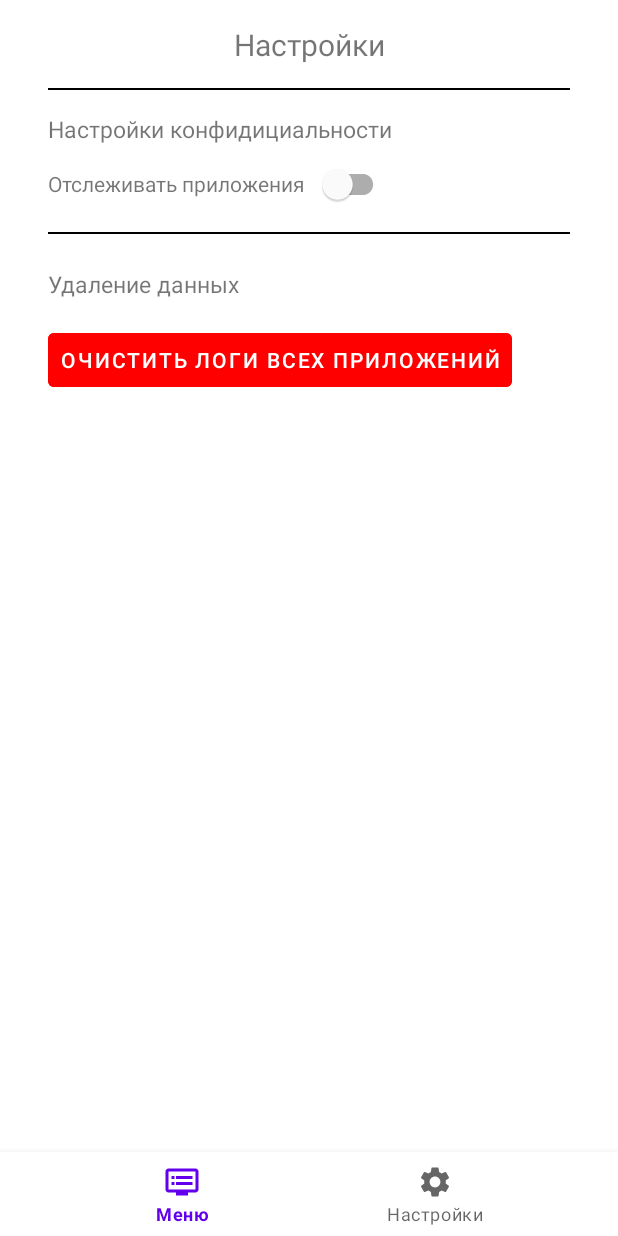
After one commit to tokyodaito/weareknow, an Android app: the fragment SettingsFragment placed in its activity, on a phone screen of 412 x 824 dp. The commit adds this screen. Run offline under Robolectric (Android 15) with nearby library versions, the phone set to English and light mode, and no system bars.

Commit message:
create the SettingsFragment.kt

```diff
--- a/app/src/main/java/com/bogsnebes/weareknow/ui/MainActivity.kt
+++ b/app/src/main/java/com/bogsnebes/weareknow/ui/MainActivity.kt
@@ -4,11 +4,13 @@ import android.os.Bundle
 import androidx.appcompat.app.AppCompatActivity
 import com.bogsnebes.weareknow.R
 import com.bogsnebes.weareknow.ui.main_menu.MainMenuFragment
+import com.bogsnebes.weareknow.ui.settings.SettingsFragment
 import com.google.android.material.bottomnavigation.BottomNavigationView
 
 @Suppress("DEPRECATION")
 class MainActivity : AppCompatActivity(R.layout.activity_main) {
     private val mainMenuFragment by lazy { MainMenuFragment.newInstance() }
+    private val settingsFragment by lazy { SettingsFragment.newInstance() }
     private lateinit var bottomNavigationView: BottomNavigationView
 
     private val bottomNavigationListener =
@@ -21,7 +23,7 @@ class MainActivity : AppCompatActivity(R.layout.activity_main) {
                 }
                 R.id.secondFragment -> {
                     supportFragmentManager.beginTransaction()
-                        .replace(R.id.fragment_container, mainMenuFragment).commit()
+                        .replace(R.id.fragment_container, settingsFragment).commit()
                     return@OnNavigationItemSelectedListener true
                 }
             }
--- a/app/src/main/java/com/bogsnebes/weareknow/ui/main_menu/MainMenuFragment.kt
+++ b/app/src/main/java/com/bogsnebes/weareknow/ui/main_menu/MainMenuFragment.kt
@@ -1,5 +1,6 @@
 package com.bogsnebes.weareknow.ui.main_menu
 
+import android.content.Context
 import android.content.res.Resources
 import android.os.Bundle
 import android.view.LayoutInflater
@@ -23,7 +24,6 @@ class MainMenuFragment : Fragment() {
     private lateinit var iconAdapter: IconAdapter
     private lateinit var loadListProgressBar: ProgressBar
 
-
     override fun onCreateView(
         inflater: LayoutInflater,
         container: ViewGroup?,
@@ -34,13 +34,13 @@ class MainMenuFragment : Fragment() {
         recyclerView = view.findViewById<RecyclerView?>(R.id.main_menu_recycler).apply {
             this.layoutManager = GridLayoutManager(context, getCountOfColumnsForGridLayout())
             mainMenuViewModel.getItems()
+            updateUI(view.context)
         }
-        updateUI()
 
         return view
     }
 
-    private fun updateUI() {
+    private fun updateUI(context: Context) {
         mainMenuViewModel.iconsScreenState.observe(viewLifecycleOwner) { iconsScreenState ->
             when (iconsScreenState) {
                 is IconsScreenState.Result -> {
@@ -50,7 +50,7 @@ class MainMenuFragment : Fragment() {
                 }
                 IconsScreenState.Loading -> loadListProgressBar.visibility = View.VISIBLE
                 is IconsScreenState.Error -> Toast.makeText(
-                    view?.context,
+                    context,
                     view?.resources?.getString(R.string.error_of_load_data),
                     Toast.LENGTH_SHORT
                 ).show()
@@ -61,7 +61,9 @@ class MainMenuFragment : Fragment() {
     private fun getCountOfColumnsForGridLayout(): Int {
         val displayMetrics = Resources.getSystem().displayMetrics
         val sizeOfIcon =
-            resources.getDimensionPixelSize(R.dimen.imageview_icon_size) + resources.getDimensionPixelSize(R.dimen.margins_from_other_elements)
+            resources.getDimensionPixelSize(R.dimen.imageview_icon_size) + resources.getDimensionPixelSize(
+                R.dimen.margins_from_other_elements
+            )
         return (displayMetrics.widthPixels / sizeOfIcon - 2)
     }
 
--- /dev/null
+++ b/app/src/main/java/com/bogsnebes/weareknow/ui/settings/DeleteDataScreenState.kt
@@ -0,0 +1,19 @@
+package com.bogsnebes.weareknow.ui.settings
+
+import android.util.Log
+
+sealed class DeleteDataScreenState {
+    object Result : DeleteDataScreenState()
+
+    object Loading : DeleteDataScreenState()
+
+    class Error(error: Throwable) : DeleteDataScreenState() {
+        init {
+            Log.e(TAG, "Error:", error)
+        }
+    }
+
+    companion object {
+        private const val TAG = "DeleteDataScreenState"
+    }
+}
--- /dev/null
+++ b/app/src/main/java/com/bogsnebes/weareknow/ui/settings/SettingsFragment.kt
@@ -0,0 +1,67 @@
+package com.bogsnebes.weareknow.ui.settings
+
+import android.content.Context
+import android.os.Bundle
+import android.view.LayoutInflater
+import android.view.View
+import android.view.ViewGroup
+import android.widget.Button
+import android.widget.Toast
+import androidx.appcompat.widget.SwitchCompat
+import androidx.fragment.app.Fragment
+import androidx.lifecycle.ViewModelProvider
+import com.bogsnebes.weareknow.R
+
+class SettingsFragment : Fragment() {
+    private val settingsViewModel by lazy {
+        ViewModelProvider(this)[SettingsViewModel::class.java]
+    }
+
+    private lateinit var followAllAppsSwitch: SwitchCompat
+    private lateinit var deleteAllLogsButton: Button
+
+    override fun onCreateView(
+        inflater: LayoutInflater,
+        container: ViewGroup?,
+        savedInstanceState: Bundle?
+    ): View? {
+        val view = inflater.inflate(R.layout.fragment_settings, container, false)
+        followAllAppsSwitch = view.findViewById(R.id.switch_follow_all_apps)
+        deleteAllLogsButton = view.findViewById<Button?>(R.id.delete_all_logs_button).apply {
+            this.setOnClickListener {
+                settingsViewModel.deleteAllData()
+                showResultDeleteData(view.context)
+            }
+        }
+
+
+
+        return view
+    }
+
+    private fun showResultDeleteData(context: Context) {
+        settingsViewModel.deleteDataScreenState.observe(viewLifecycleOwner) { DeleteDataScreenState ->
+            when (DeleteDataScreenState) {
+                is DeleteDataScreenState.Result -> Toast.makeText(
+                    context,
+                    resources.getString(R.string.data_deleted),
+                    Toast.LENGTH_SHORT
+                ).show()
+                is DeleteDataScreenState.Loading -> TODO()
+                is DeleteDataScreenState.Error -> Toast.makeText(
+                    context,
+                    resources.getString(R.string.error_delete_of_data),
+                    Toast.LENGTH_SHORT
+                ).show()
+            }
+        }
+    }
+
+    companion object {
+        const val TAG = "SettingsFragment"
+
+        fun newInstance(): SettingsFragment {
+            return SettingsFragment()
+        }
+    }
+}
--- /dev/null
+++ b/app/src/main/java/com/bogsnebes/weareknow/ui/settings/SettingsViewModel.kt
@@ -0,0 +1,16 @@
+package com.bogsnebes.weareknow.ui.settings
+
+import android.app.Application
+import androidx.lifecycle.AndroidViewModel
+import androidx.lifecycle.LiveData
+import androidx.lifecycle.MutableLiveData
+
+class SettingsViewModel(application: Application) : AndroidViewModel(application) {
+    private var _deleteDataScreenState: MutableLiveData<DeleteDataScreenState> = MutableLiveData()
+    val deleteDataScreenState: LiveData<DeleteDataScreenState>
+        get() = _deleteDataScreenState
+
+    fun deleteAllData() {
+        _deleteDataScreenState.value = DeleteDataScreenState.Result
+    }
+}
--- /dev/null
+++ b/app/src/main/res/layout/fragment_settings.xml
@@ -0,0 +1,92 @@
+<?xml version="1.0" encoding="utf-8"?>
+<androidx.constraintlayout.widget.ConstraintLayout xmlns:android="http://schemas.android.com/apk/res/android"
+    xmlns:app="http://schemas.android.com/apk/res-auto"
+    android:layout_width="match_parent"
+    android:layout_height="match_parent">
+
+    <TextView
+        android:id="@+id/textView"
+        android:layout_width="wrap_content"
+        android:layout_height="wrap_content"
+        android:layout_marginStart="32dp"
+        android:layout_marginTop="32dp"
+        android:text="@string/setting_confiditional"
+        android:textSize="15sp"
+        app:layout_constraintStart_toStartOf="parent"
+        app:layout_constraintTop_toBottomOf="@+id/textView3" />
+
+    <TextView
+        android:id="@+id/switch_text"
+        android:layout_width="wrap_content"
+        android:layout_height="wrap_content"
+        android:layout_marginTop="16dp"
+        android:text="@string/follow_apps"
+        app:layout_constraintStart_toStartOf="@+id/textView"
+        app:layout_constraintTop_toBottomOf="@+id/textView" />
+
+    <com.google.android.material.switchmaterial.SwitchMaterial
+        android:id="@+id/switch_follow_all_apps"
+        android:layout_width="wrap_content"
+        android:layout_height="wrap_content"
+        android:layout_marginStart="8dp"
+        app:layout_constraintBottom_toBottomOf="@+id/switch_text"
+        app:layout_constraintStart_toEndOf="@+id/switch_text"
+        app:layout_constraintTop_toTopOf="@+id/switch_text" />
+
+    <TextView
+        android:id="@+id/textView2"
+        android:layout_width="wrap_content"
+        android:layout_height="wrap_content"
+        android:layout_marginStart="32dp"
+        android:layout_marginTop="32dp"
+        android:text="@string/delete_of_data"
+        android:textSize="15sp"
+        app:layout_constraintStart_toStartOf="parent"
+        app:layout_constraintTop_toBottomOf="@+id/switch_follow_all_apps" />
+
+    <Button
+        android:id="@+id/delete_all_logs_button"
+        style="@style/DeleteButtonStyle"
+        android:layout_width="wrap_content"
+        android:layout_height="wrap_content"
+        android:layout_marginTop="16dp"
+        android:text="@string/cleat_all_logs_of_apps"
+        app:layout_constraintStart_toStartOf="@+id/textView2"
+        app:layout_constraintTop_toBottomOf="@+id/textView2" />
+
+    <TextView
+        android:id="@+id/textView3"
+        android:layout_width="wrap_content"
+        android:layout_height="wrap_content"
+        android:layout_marginTop="16dp"
+        android:text="@string/settings_header"
+        android:textSize="20sp"
+        app:layout_constraintEnd_toEndOf="parent"
+        app:layout_constraintStart_toStartOf="parent"
+        app:layout_constraintTop_toTopOf="parent" />
+
+    <View
+        android:id="@+id/view"
+        android:layout_width="0dp"
+        android:layout_height="1dp"
+        android:layout_marginStart="32dp"
+        android:layout_marginEnd="32dp"
+        android:background="@color/black"
+        app:layout_constraintBottom_toTopOf="@+id/textView"
+        app:layout_constraintEnd_toEndOf="parent"
+        app:layout_constraintStart_toStartOf="parent"
+        app:layout_constraintTop_toBottomOf="@+id/textView3" />
+
+    <View
+        android:id="@+id/view2"
+        android:layout_width="0dp"
+        android:layout_height="1dp"
+        android:layout_marginStart="32dp"
+        android:layout_marginEnd="32dp"
+        android:background="@color/black"
+        app:layout_constraintBottom_toTopOf="@+id/textView2"
+        app:layout_constraintEnd_toEndOf="parent"
+        app:layout_constraintStart_toStartOf="parent"
+        app:layout_constraintTop_toBottomOf="@+id/switch_text" />
+
+</androidx.constraintlayout.widget.ConstraintLayout>
--- a/app/src/main/res/values/colors.xml
+++ b/app/src/main/res/values/colors.xml
@@ -7,4 +7,7 @@
     <color name="teal_700">#FF018786</color>
     <color name="black">#FF000000</color>
     <color name="white">#FFFFFFFF</color>
+
+    <!--  fragment_settings  -->
+    <color name="delete_button_red">#FF0000</color>
 </resources>
--- a/app/src/main/res/values/strings.xml
+++ b/app/src/main/res/values/strings.xml
@@ -10,4 +10,15 @@
     <!--  bottom_navigation_menu  -->
     <string name="main_menu">Меню</string>
     <string name="settings">Настройки</string>
+
+    <!--  fragment_settings   -->
+    <string name="setting_confiditional">Настройки конфидициальности</string>
+    <string name="follow_apps">Отслеживать приложения</string>
+    <string name="delete_of_data">Удаление данных</string>
+    <string name="cleat_all_logs_of_apps">Очистить логи всех приложений</string>
+    <string name="settings_header">Настройки</string>
+
+    <!--  SettingsFragment  -->
+    <string name="data_deleted">Данные удалены</string>
+    <string name="error_delete_of_data">Ошибка удаленния данных</string>
 </resources>
--- a/app/src/main/res/values/themes.xml
+++ b/app/src/main/res/values/themes.xml
@@ -11,6 +11,11 @@
         <item name="colorOnSecondary">@color/black</item>
         <!-- Status bar color. -->
         <item name="android:statusBarColor">?attr/colorPrimaryVariant</item>
-        <!-- Customize your theme here. -->
+    </style>
+
+    <!--  fragment_settings  -->
+    <style name="DeleteButtonStyle" parent="Widget.MaterialComponents.Button.TextButton">
+        <item name="android:backgroundTint">@color/delete_button_red</item>
+        <item name="android:textColor">@android:color/white</item>
     </style>
 </resources>
--- a/build.gradle
+++ b/build.gradle
@@ -2,5 +2,5 @@
 plugins {
     id 'com.android.application' version '7.4.2' apply false
     id 'com.android.library' version '7.4.2' apply false
-    id 'org.jetbrains.kotlin.android' version '1.8.0' apply false
+    id 'org.jetbrains.kotlin.android' version '1.8.21' apply false
 }
```
